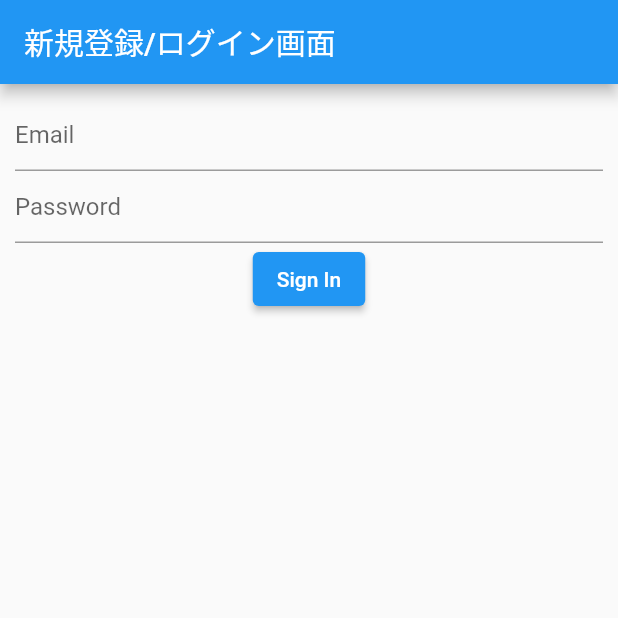
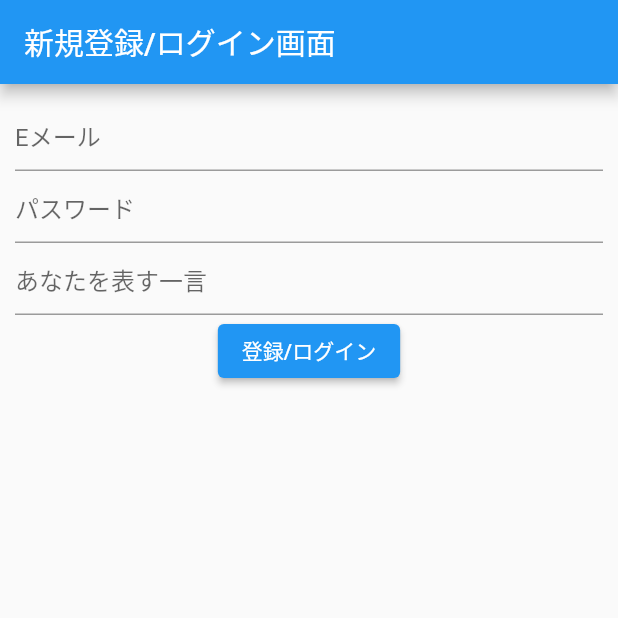
Before and after one commit to shunkat/spajam_demo_app, a Flutter app: the screen it shows after launch, on a phone screen of 412 x 824 dp, the top half of it. Run offline on Flutter 3.47's test engine with Material 2 defaults, Android fonts, the phone set to English and light mode, and no system bars; our stand-ins replace cloud_firestore, firebase_auth, firebase_core; accounts and stored records are empty; generated files the repository leaves out were written again.

Commit message:
登録画面に、一言メッセージ欄を追加

```diff
--- a/lib/src/app.dart
+++ b/lib/src/app.dart
@@ -73,6 +73,7 @@ class MyApp extends StatelessWidget {
                   case SampleItemDetailsView.routeName:
                     return const SampleItemDetailsView();
                   case SampleItemListView.routeName:
+                    // return const SampleItemListView();
                   default:
                     return const RegisterView();
                 }
--- a/lib/src/register/register.dart
+++ b/lib/src/register/register.dart
@@ -1,6 +1,8 @@
 import 'package:firebase_core/firebase_core.dart';
 import 'package:firebase_auth/firebase_auth.dart';
 import 'package:flutter/material.dart';
+
+import '../sample_feature/sample_item_list_view.dart';
 
 void main() async {
   WidgetsFlutterBinding.ensureInitialized();
@@ -35,9 +37,11 @@ class MyRegisterView extends StatefulWidget {
 class _MyRegisterViewState extends State<MyRegisterView> {
   String? email;
   String? password;
+  String? tweet;
 
   final _emailController = TextEditingController();
   final _passwordController = TextEditingController();
+  final _tweetController = TextEditingController();
 
   @override
   Widget build(BuildContext context) {
@@ -50,7 +54,7 @@ class _MyRegisterViewState extends State<MyRegisterView> {
             onChanged: (email) {
               this.email = email;
             },
-            decoration: InputDecoration(hintText: 'Email'),
+            decoration: InputDecoration(hintText: 'Eメール'),
           ),
           TextField(
             controller: _passwordController,
@@ -58,12 +62,20 @@ class _MyRegisterViewState extends State<MyRegisterView> {
               this.password = password;
             },
             obscureText: true,
-            decoration: InputDecoration(hintText: 'Password'),
+            decoration: InputDecoration(hintText: 'パスワード'),
+          ),
+
+          TextField(
+            controller: _tweetController,
+            onChanged: (password) {
+              this.tweet = tweet;
+            },
+            decoration: InputDecoration(hintText: 'あなたを表す一言'),
           ),
 
           //  ビルド通ったら下を有効化
           ElevatedButton(
-            child: Text('Sign In'),
+            child: Text('登録/ログイン'),
             onPressed: () async {
               try {
                 await FirebaseAuth.instance.signInWithEmailAndPassword(
@@ -76,7 +88,12 @@ class _MyRegisterViewState extends State<MyRegisterView> {
                   content: Text(user.email!),
                 );
 
-                ScaffoldMessenger.of(context).showSnackBar(snackBar);
+                Navigator.pushReplacement(
+                    context,
+                    MaterialPageRoute(
+                      builder: (BuildContext context) => SampleItemListView(),
+                    ),
+                );
               } catch (e) {
                 print(e);
               }
```
